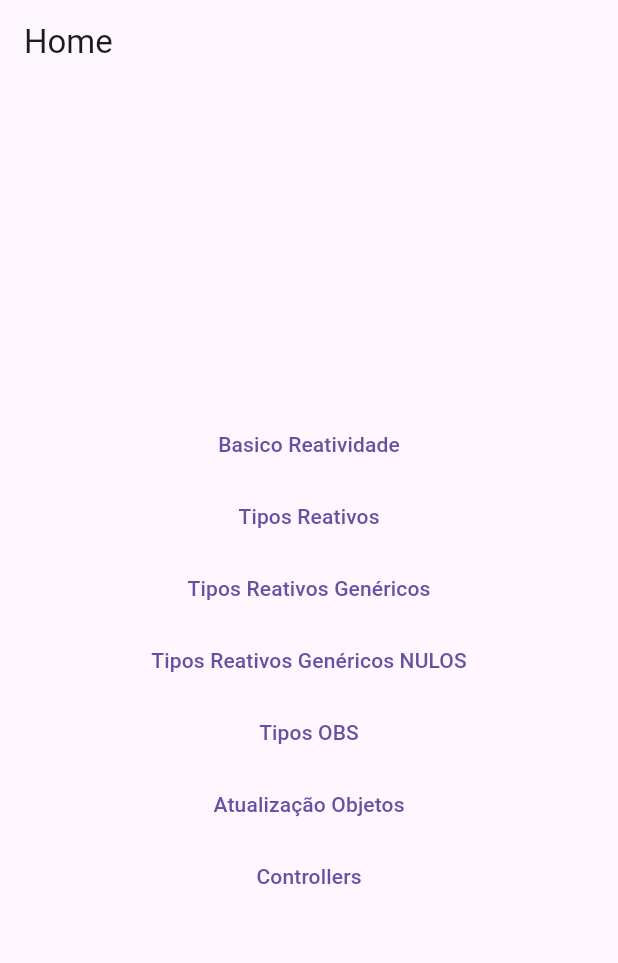
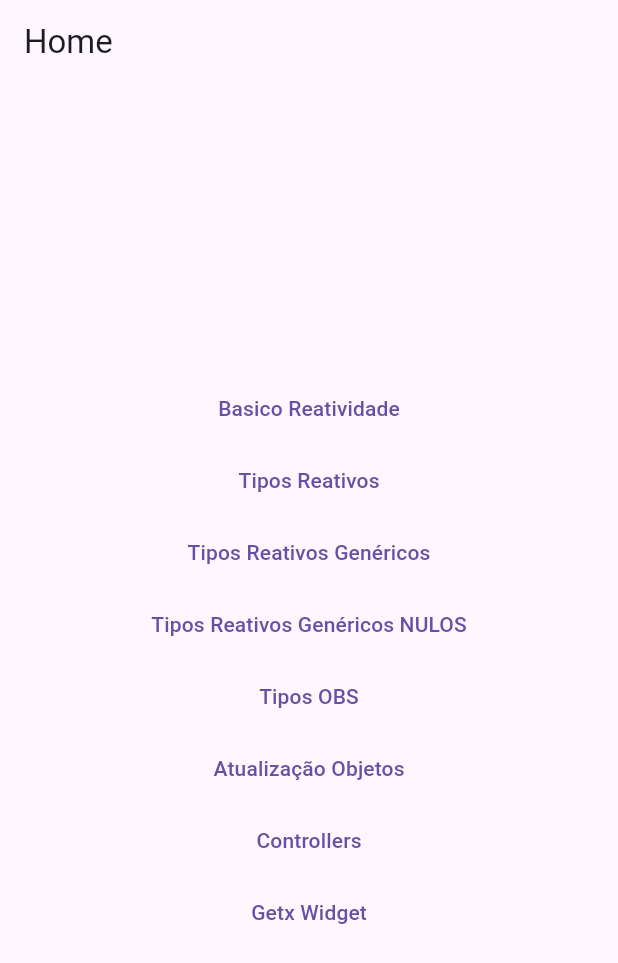
Before and after one commit to alexlsilva7/academia-do-flutter-training, a Flutter app: the screen it shows after launch, on a phone screen of 412 x 824 dp. Shown: the top 963 px of the screen. Run offline on Flutter 3.47's test engine with Material 2 defaults, Android fonts, the phone set to English and light mode, and no system bars; our stand-ins replace get.

Commit message:
alternativa ao obx

```diff
--- a/Flutter/getx/get_iniciando/lib/home_page.dart
+++ b/Flutter/getx/get_iniciando/lib/home_page.dart
@@ -56,6 +56,12 @@ class HomePage extends StatelessWidget {
               },
               child: const Text('Controllers'),
             ),
+            TextButton(
+              onPressed: () {
+                Get.toNamed('/getx_widget');
+              },
+              child: const Text('Getx Widget'),
+            ),
           ],
         ),
       ),
--- a/Flutter/getx/get_iniciando/lib/main.dart
+++ b/Flutter/getx/get_iniciando/lib/main.dart
@@ -3,6 +3,7 @@ import 'package:get/get.dart';
 import 'package:get_iniciando/controllers/controllers_home_page.dart';
 import 'package:get_iniciando/controllers/getx_controller_example/controller.dart';
 import 'package:get_iniciando/controllers/getx_controller_example/getx_controller_example_page.dart';
+import 'package:get_iniciando/getx_widget/getx_widget_page.dart';
 import 'package:get_iniciando/home_page.dart';
 import 'package:get_iniciando/pages/atualizacao/atualizacao_objetos_page.dart';
 import 'package:get_iniciando/pages/basico/reatividade_page.dart';
@@ -65,6 +66,10 @@ class MyApp extends StatelessWidget {
             ),
           ],
         ),
+        GetPage(
+          name: '/getx_widget',
+          page: () => const GetxWidgetPage(),
+        ),
       ],
     );
   }
```
Also changed, not shown: Flutter/getx/get_iniciando/lib/getx_widget/getx_widget_controller.dart (added, +11 -0 lines), Flutter/getx/get_iniciando/lib/getx_widget/getx_widget_page.dart (added, +37 -0 lines), 1 other file.
